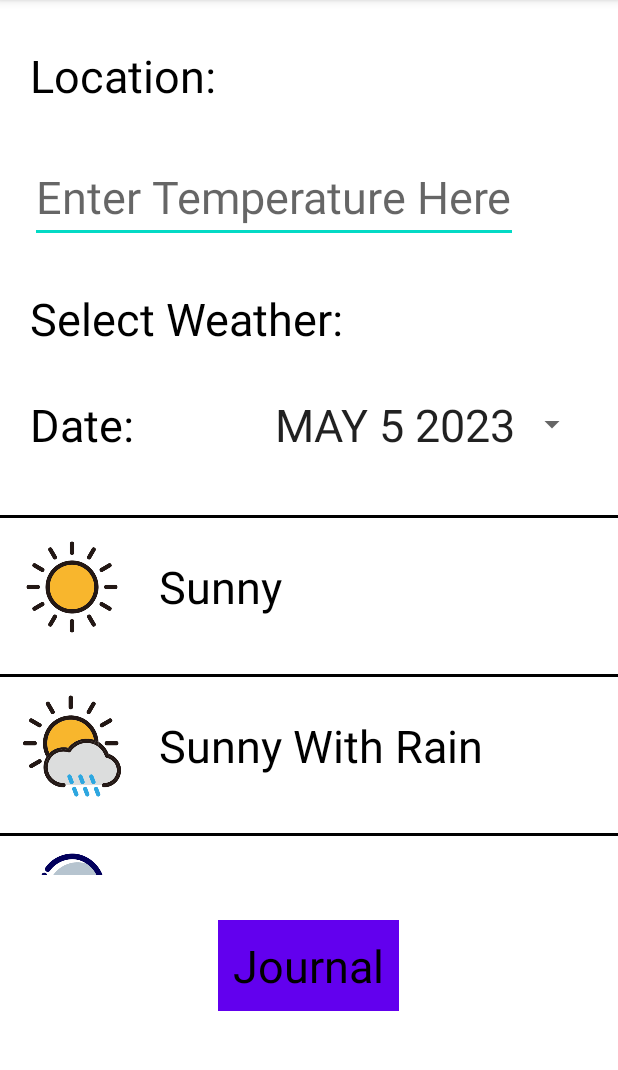
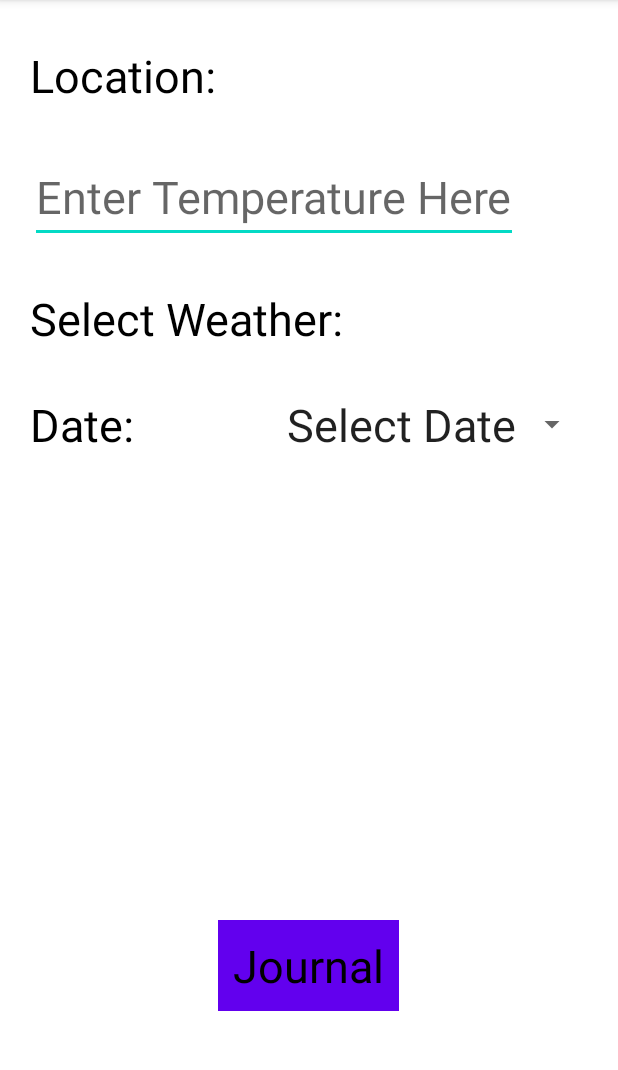
Before and after one commit to Mighty-Mango/WeatherDiary, an Android app: the screen it shows after launch (MainActivity), on a phone screen of 412 x 824 dp, the part 84-1154 px from its top. Run offline under Robolectric (Android 15) with nearby library versions, the phone set to English and light mode, and no system bars.

Commit message:
Update MainActivity.kt

```diff
--- a/app/src/main/java/com/example/weatherdiary/MainActivity.kt
+++ b/app/src/main/java/com/example/weatherdiary/MainActivity.kt
@@ -14,93 +14,8 @@ import androidx.recyclerview.widget.RecyclerView
 import java.util.Date
 
 class MainActivity : AppCompatActivity() {
-
-    private lateinit var datePickerDialog : DatePickerDialog
-    private lateinit var dateButton : TextView
     override fun onCreate(savedInstanceState: Bundle?) {
         super.onCreate(savedInstanceState)
         setContentView(R.layout.activity_weather)
-
-        initDatePicker()
-        dateButton = findViewById(R.id.selectedDateButton)
-        dateButton.setText(getTodaysDate())
-
-        var recyclerView : RecyclerView = findViewById(R.id.recyclerview)
-
-        var items = arrayListOf<Item>()
-        items.add(Item("Sunny", R.drawable.sunny))
-        items.add(Item("Sunny With Rain", R.drawable.sunnyrainy))
-        items.add(Item("Thunderstorms", R.drawable.thunderstorm))
-        items.add(Item("Snow", R.drawable.cloudysnowy))
-        items.add(Item("Partly Cloudy", R.drawable.partlycloudy))
-
-
-        recyclerView.layoutManager = LinearLayoutManager(this)
-        recyclerView.adapter = MyAdapter(applicationContext, items)
-    }
-
-    private fun getTodaysDate(): String {
-        var cal : Calendar = Calendar.getInstance()
-        var year : Int = cal.get(Calendar.YEAR)
-        var month : Int = cal.get(Calendar.MONTH)
-        var day : Int = cal.get(Calendar.DAY_OF_MONTH)
-
-        return makeDateString(day, month, year)
-    }
-
-    private fun initDatePicker() {
-        var dateSetListener : DatePickerDialog.OnDateSetListener = DatePickerDialog.OnDateSetListener(){
-
-                datePicker: DatePicker, year: Int, month: Int, day: Int ->
-            var date : String = makeDateString(day, month, year)
-            dateButton.setText(date)
-        }
-
-        var cal : Calendar = Calendar.getInstance()
-        var year : Int = cal.get(Calendar.YEAR)
-        var month : Int = cal.get(Calendar.MONTH)
-        var day : Int = cal.get(Calendar.DAY_OF_MONTH)
-
-        var style : Int = AlertDialog.BUTTON_POSITIVE
-
-        datePickerDialog = DatePickerDialog(this, style, dateSetListener, year, month, day)
-
-    }
-
-    private fun makeDateString(day: Int, month: Int, year: Int): String {
-        return monthFormat(month) + " " + day + " " + year
-    }
-
-    private fun monthFormat(month : Int) : String {
-        if(month == 0)
-            return "JAN"
-        if(month == 1)
-            return "FEB"
-        if(month == 2)
-            return "MAR"
-        if(month == 3)
-            return "APR"
-        if(month == 4)
-            return "MAY"
-        if(month == 5)
-            return "JUN"
-        if(month == 6)
-            return "JUL"
-        if(month == 7)
-            return "AUG"
-        if(month == 8)
-            return "SEP"
-        if(month == 9)
-            return "OCT"
-        if(month == 10)
-            return "NOC"
-        if(month == 11)
-            return "DEC"
-
-        return "JAN"
-    }
-
-    public fun datePicker (view : View) {
-        datePickerDialog.show()
     }
 }
```
